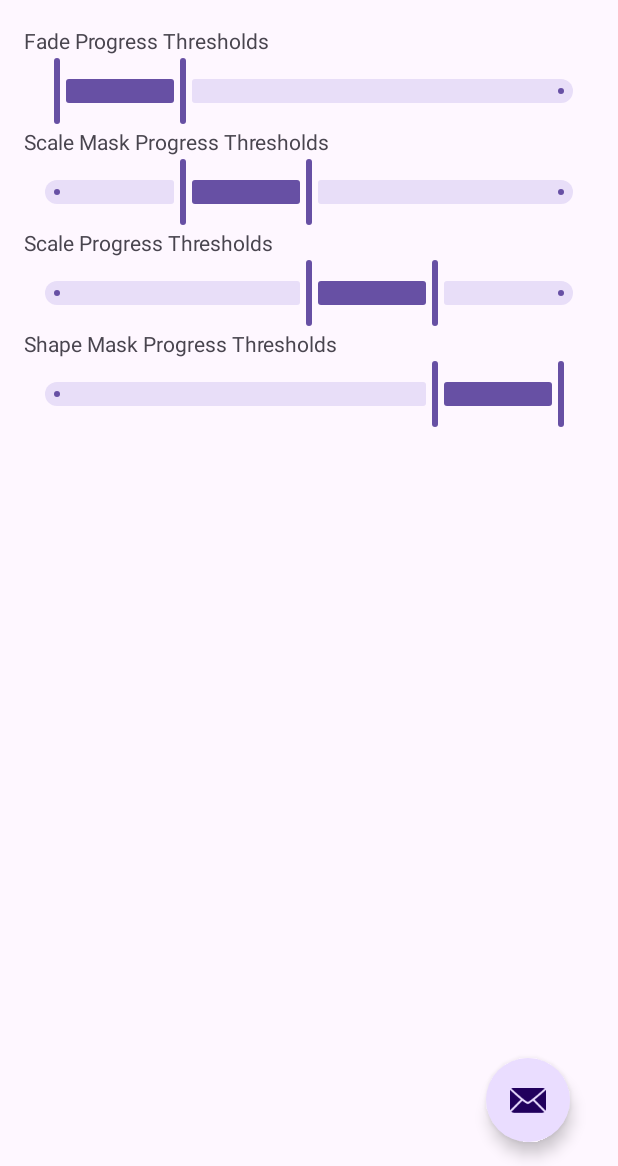
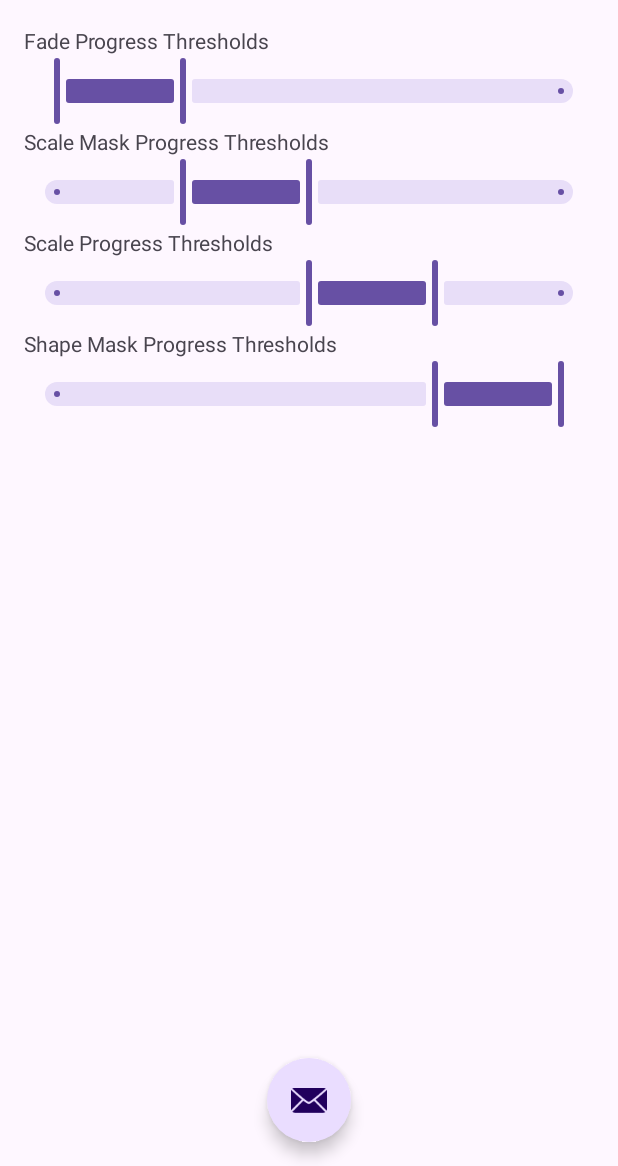
Before and after one commit to AfzalivE/MaterialContainerTransform, an Android app: the screen it shows after launch (MainActivity), on a phone screen of 412 x 824 dp, the part 70-1236 px from its top. Run offline under Robolectric (Android 15) with nearby library versions, the phone set to English and light mode, and no system bars; our stand-ins replace navigation-ui.

Commit message:
Adjust start and end view positions for prototype

```diff
--- a/app/src/main/res/layout/fragment_first.xml
+++ b/app/src/main/res/layout/fragment_first.xml
@@ -68,8 +68,7 @@
         android:id="@+id/fab"
         android:layout_width="wrap_content"
         android:layout_height="wrap_content"
-        android:layout_gravity="bottom|end"
-        android:layout_marginEnd="@dimen/fab_margin"
+        android:layout_gravity="bottom|center_horizontal"
         android:layout_marginBottom="16dp"
         android:transitionName="@string/main_activity_fab"
         app:shapeAppearance="@style/ShapeAppearance.Material3.Corner.Full"
--- a/app/src/main/res/layout/fragment_second.xml
+++ b/app/src/main/res/layout/fragment_second.xml
@@ -10,7 +10,7 @@
         android:layout_width="match_parent"
         android:layout_height="148dp"
         android:layout_gravity="bottom"
-        android:layout_marginBottom="220dp"
+        android:layout_marginBottom="320dp"
         android:background="@drawable/rounded_background"
         android:padding="16dp"
         android:transitionName="@string/second_transition_name">
```
